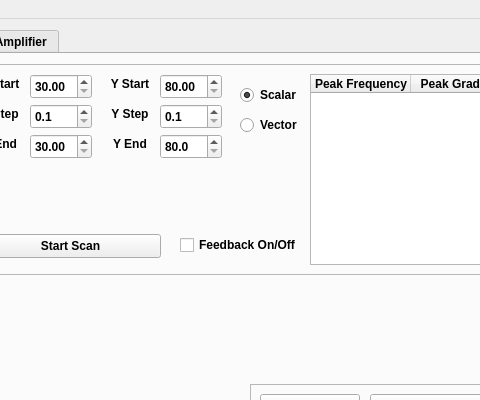
First picture: the form in scanning_magnetometer.ui, repository WarwickEPR/ScanningMagnetometry, before the edit; both pictures show x 261 to 741 and y 0 to 400 of the 856 by 483 pixel window.
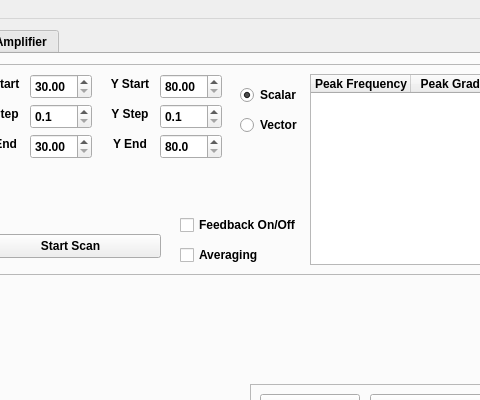
Second picture: the form after the edit.

What changed in the file:
```diff
--- a/scanning_magnetometer.ui
+++ b/scanning_magnetometer.ui
@@ -677,7 +677,7 @@
          <property name="geometry">
           <rect>
            <x>210</x>
-           <y>170</y>
+           <y>150</y>
            <width>121</width>
            <height>22</height>
           </rect>
@@ -686,6 +686,19 @@
           <string>Feedback On/Off</string>
          </property>
         </widget>
+        <widget class="QCheckBox" name="scanAveragingToggle">
+         <property name="geometry">
+          <rect>
+           <x>210</x>
+           <y>180</y>
+           <width>121</width>
+           <height>22</height>
+          </rect>
+         </property>
+         <property name="text">
+          <string>Averaging</string>
+         </property>
+        </widget>
        </widget>
        <widget class="QFrame" name="frame_4">
         <property name="geometry">
```
